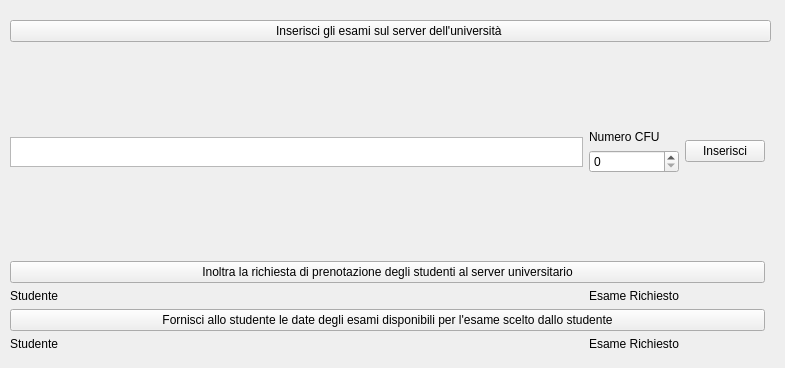
This is gui/segreteria_home_gui.ui in VikSn0w/StudiSync as Qt 5 draws it before an edit. The edited form follows.
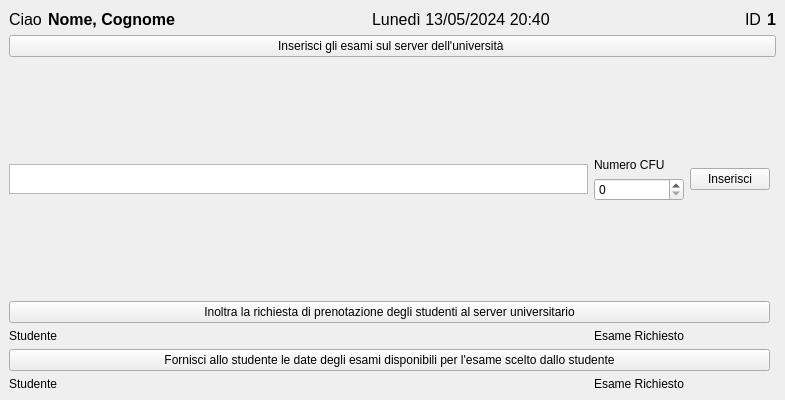
This is the edited form.

Diff of the .ui file:
```diff
--- a/gui/segreteria_home_gui.ui
+++ b/gui/segreteria_home_gui.ui
@@ -7,7 +7,7 @@
     <x>0</x>
     <y>0</y>
     <width>785</width>
-    <height>368</height>
+    <height>400</height>
    </rect>
   </property>
   <property name="font">
@@ -19,15 +19,8 @@
    <string>StudiSync</string>
   </property>
   <widget class="QWidget" name="centralwidget">
-   <widget class="QWidget" name="gridLayoutWidget">
-    <property name="geometry">
-     <rect>
-      <x>10</x>
-      <y>20</y>
-      <width>761</width>
-      <height>331</height>
-     </rect>
-    </property>
+   <layout class="QGridLayout" name="gridLayout_2">
+    <item row="1" column="0">
     <layout class="QGridLayout" name="gridLayout">
      <item row="4" column="1">
       <widget class="QLabel" name="label_2">
@@ -166,7 +159,107 @@
       </widget>
      </item>
     </layout>
-   </widget>
+    </item>
+    <item row="0" column="0">
+     <layout class="QHBoxLayout" name="horizontalLayout">
+      <item>
+       <widget class="QLabel" name="label_6">
+        <property name="font">
+         <font>
+          <family>Segoe UI</family>
+          <pointsize>12</pointsize>
+         </font>
+        </property>
+        <property name="text">
+         <string>Ciao</string>
+        </property>
+       </widget>
+      </item>
+      <item>
+       <widget class="QLabel" name="NameLastnameLabel">
+        <property name="font">
+         <font>
+          <family>Segoe UI</family>
+          <pointsize>12</pointsize>
+          <weight>75</weight>
+          <bold>true</bold>
+         </font>
+        </property>
+        <property name="text">
+         <string>Nome, Cognome</string>
+        </property>
+       </widget>
+      </item>
+      <item>
+       <spacer name="horizontalSpacer">
+        <property name="orientation">
+         <enum>Qt::Horizontal</enum>
+        </property>
+        <property name="sizeHint" stdset="0">
+         <size>
+          <width>40</width>
+          <height>20</height>
+         </size>
+        </property>
+       </spacer>
+      </item>
+      <item>
+       <widget class="QLabel" name="DateLabel">
+        <property name="font">
+         <font>
+          <family>Segoe UI</family>
+          <pointsize>12</pointsize>
+         </font>
+        </property>
+        <property name="text">
+         <string>Lunedì 13/05/2024 20:40</string>
+        </property>
+       </widget>
+      </item>
+      <item>
+       <spacer name="horizontalSpacer_2">
+        <property name="orientation">
+         <enum>Qt::Horizontal</enum>
+        </property>
+        <property name="sizeHint" stdset="0">
+         <size>
+          <width>40</width>
+          <height>20</height>
+         </size>
+        </property>
+       </spacer>
+      </item>
+      <item>
+       <widget class="QLabel" name="label_7">
+        <property name="font">
+         <font>
+          <family>Segoe UI</family>
+          <pointsize>12</pointsize>
+         </font>
+        </property>
+        <property name="text">
+         <string>ID</string>
+        </property>
+       </widget>
+      </item>
+      <item>
+       <widget class="QLabel" name="MtrLabel">
+        <property name="font">
+         <font>
+          <family>Segoe UI</family>
+          <pointsize>12</pointsize>
+          <weight>75</weight>
+          <bold>true</bold>
+         </font>
+        </property>
+        <property name="text">
+         <string>1</string>
+        </property>
+       </widget>
+      </item>
+     </layout>
+    </item>
+   </layout>
   </widget>
   <action name="actionCIso">
    <property name="text">
```
Left out of the diff: 6 changed lines with no effect on the pictures. Lines whose indentation alone changed are shown as unchanged.
